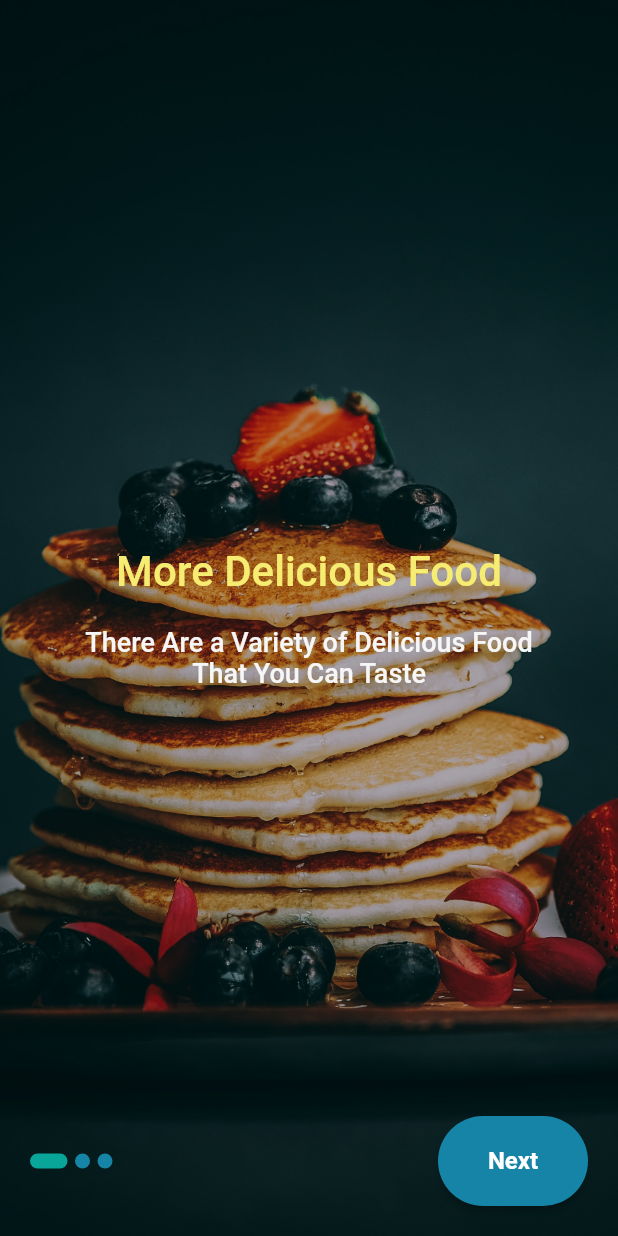
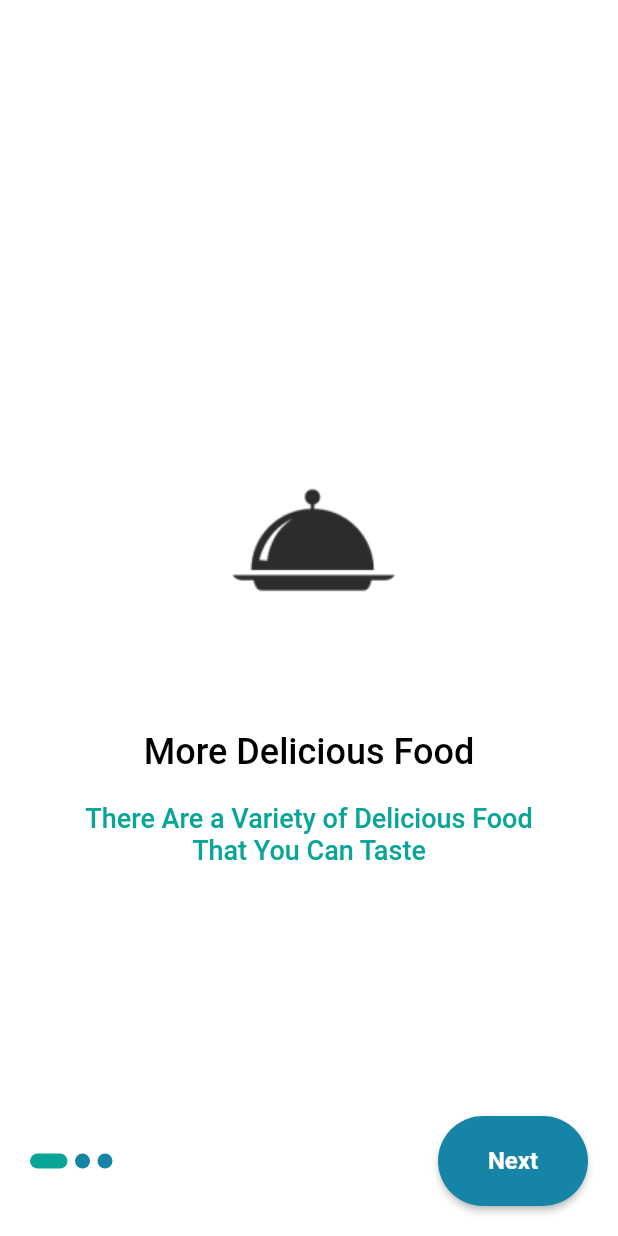
Before and after one commit to ibrahimbtaz/KaFood, a Flutter app: the screen it shows after launch, on a phone screen of 412 x 824 dp. Run offline on Flutter 3.47's test engine with Material 2 defaults, Android fonts, the phone set to English and light mode, and no system bars; our stand-ins replace bloc, cached_network_image, carousel_slider, cloud_firestore, equatable, firebase_auth and 12 more; missing offline and left inert: flutter_login_facebook; accounts and stored records are empty; Roboto replaces fonts that are missing (Montserrat).

Commit message:
feat : [SI] modify onboarding

```diff
--- a/lib/screen/inputlogin/components/LoginGoogle.dart
+++ b/lib/screen/inputlogin/components/LoginGoogle.dart
@@ -16,6 +16,9 @@ class _LoginGoogleState extends State<LoginGoogle> {
     try {
       await Future.delayed(const Duration(seconds: 1));
       await Auth().signInWithGoogle();
+      const CircularProgressIndicator(
+        color: secondary,
+      );
     } on FirebaseAuthException {
       setState(() {
         const snackBar = SnackBar(
--- a/lib/screen/onboarding/components/OnboardingContent.dart
+++ b/lib/screen/onboarding/components/OnboardingContent.dart
@@ -1,7 +1,8 @@
 import 'package:flutter/material.dart';
 import 'package:mycatering/screen/inputlogin/InputLogin.dart';
+import 'package:mycatering/screen/inputlogin/auth/auth.dart';
 import 'package:mycatering/screen/onboarding/models/OnboardingModel.dart';
-import 'package:mycatering/utils/Constant.dart';
+import 'package:mycatering/utils/constant.dart';
 
 class OnboardingContent extends StatefulWidget {
   const OnboardingContent({super.key});
@@ -37,6 +38,7 @@ class _OnboardingContentState extends State<OnboardingContent> {
   }
 
   Expanded OnboardingContent() {
+    final Auth auth = Auth();
     return Expanded(
       child: PageView.builder(
           controller: _controller,
@@ -47,27 +49,29 @@ class _OnboardingContentState extends State<OnboardingContent> {
             });
           },
           itemBuilder: (_, i) {
-            return Container(
-              decoration: BoxDecoration(
-                  image: DecorationImage(
-                    image: AssetImage(contents[i].image),
-                    opacity: 0.7,
-                    fit: BoxFit.cover,
-                  ),
-                  color: blackColor),
-              child: Padding(
+            return Padding(
               padding: const EdgeInsets.all(40),
               child: Container(
                 child: Column(
                   mainAxisAlignment: MainAxisAlignment.center,
                   crossAxisAlignment: CrossAxisAlignment.center,
                   children: [
+                    Container(
+                      child: Center(
+                        child: Image(
+                          width: 240,
+                          height: 240,
+                          image: AssetImage(contents[i].image),
+                          // repeat: ImageRepeat.repeat,
+                        ),
+                      ),
+                    ),
                     Text(
                       contents[i].title,
                       textAlign: TextAlign.center,
                       style: Theme.of(context).textTheme.bodyText1!.copyWith(
-                            fontSize: 28,
-                            color: tertiary,
+                          fontSize: 24,
+                          color: blackColor,
                           overflow: TextOverflow.fade),
                     ),
                     const SizedBox(
@@ -78,11 +82,10 @@ class _OnboardingContentState extends State<OnboardingContent> {
                       textAlign: TextAlign.center,
                       style: const TextStyle(
                           fontSize: 18,
-                            color: quaternary,
+                          color: secondary,
                           fontWeight: FontWeight.w500),
                     ),
                   ],
-                  ),
                 ),
               ),
             );
--- a/lib/screen/onboarding/models/OnboardingModel.dart
+++ b/lib/screen/onboarding/models/OnboardingModel.dart
@@ -9,16 +9,16 @@ class UnbordingContent {
 
 List<UnbordingContent> contents = [
   UnbordingContent(
-      image: 'assets/images/onboarding - deliciousfood.jpg',
+      image: 'assets/images/project - icon.png',
       title: 'More Delicious Food',
       discription: "There Are a Variety of Delicious Food That You Can Taste"),
   UnbordingContent(
-      image: 'assets/images/onboarding - healtyfood.jpg',
+      image: 'assets/images/food.png',
       title: 'Delicacy of Healthy Food',
       discription:
           "A Variety of Healthy and Nutritious Food That You Can Taste is Also Halal Certified!"),
   UnbordingContent(
-      image: 'assets/images/onboarding - deliveryfood.jpg',
+      image: 'assets/images/delivery.png',
       title: 'Super Fast Food Delivery',
       discription:
           "Super-fast Food Delivery That Exceeds the Speed of Light and Can Blow Your Mind"),
```
Also changed, not shown: assets/images/delivery.png (added), assets/images/food.png (added). Lines whose indentation alone changed are shown as unchanged.
